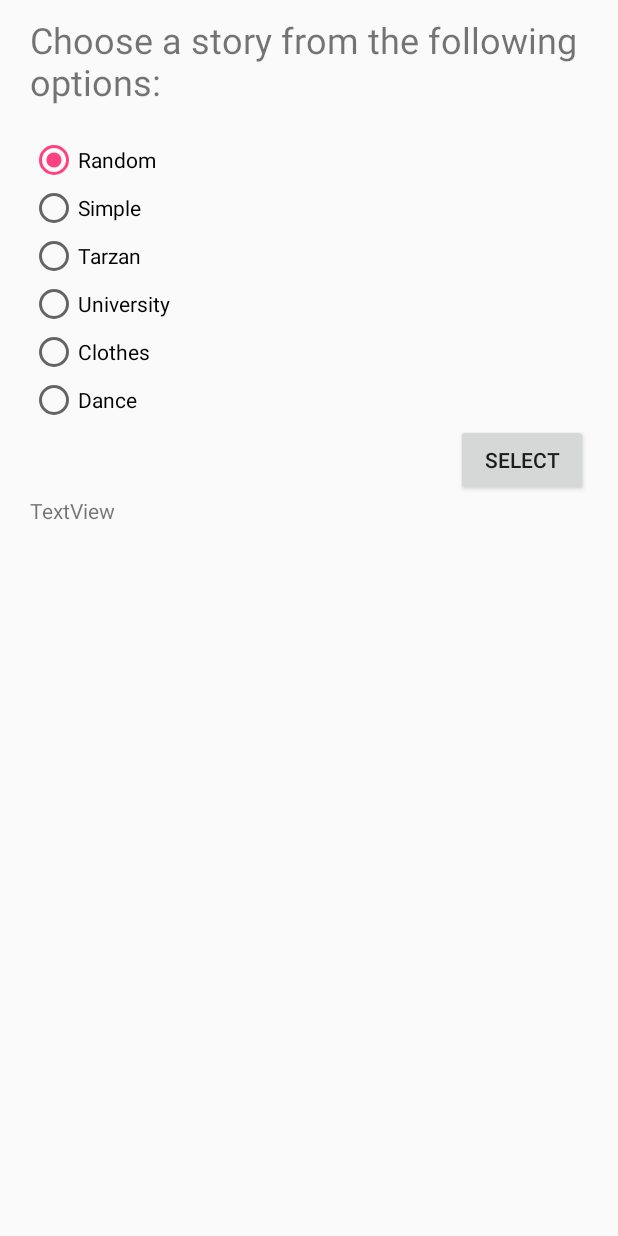
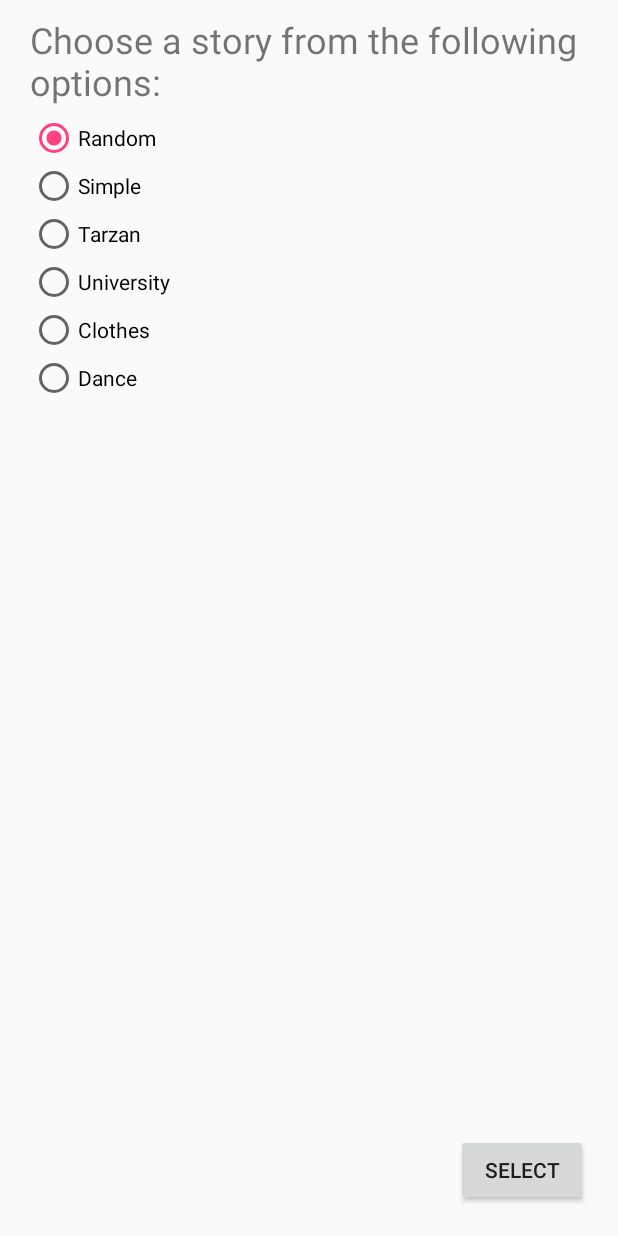
Before and after one commit to Kennitos/kennetbotan-pset2, an Android app: the layout activity_second.xml on its own in the app's theme, with its tools: preview values and no code run, on a phone screen of 412 x 824 dp. Run offline under Robolectric (Android 15) with nearby library versions, the phone set to English and light mode, and no system bars.

Commit message:
button in activity_second in a better location (when in landscape)

```diff
--- a/app/src/main/res/layout/activity_second.xml
+++ b/app/src/main/res/layout/activity_second.xml
@@ -15,63 +15,75 @@
         android:id="@+id/textView"
         android:layout_width="match_parent"
         android:layout_height="wrap_content"
-        android:paddingBottom="20dp"
+        android:paddingBottom="5dp"
         android:text="Choose a story from the following options:"
         android:textSize="24sp" />
 
+    <LinearLayout
+        android:layout_width="match_parent"
+        android:layout_height="match_parent"
+        android:orientation="horizontal">
+
         <RadioGroup
             android:layout_width="match_parent"
-        android:layout_height="wrap_content">
+            android:layout_height="wrap_content"
+            android:layout_weight="1">
 
             <RadioButton
                 android:id="@+id/radioRandom"
                 android:layout_width="match_parent"
                 android:layout_height="wrap_content"
+                android:checked="true"
                 android:onClick="radioChecked"
-            android:text="@string/random"
-            android:checked="true"/>
+                android:text="@string/random" />
 
             <RadioButton
                 android:id="@+id/radioSimple"
                 android:layout_width="match_parent"
                 android:layout_height="wrap_content"
-            android:text="@string/simple"
-            android:onClick="radioChecked" />
+                android:onClick="radioChecked"
+                android:text="@string/simple" />
+
             <RadioButton
                 android:id="@+id/radioTarzan"
                 android:layout_width="match_parent"
                 android:layout_height="wrap_content"
-            android:text="@string/tarzan"
-            android:onClick="radioChecked" />
+                android:onClick="radioChecked"
+                android:text="@string/tarzan" />
+
             <RadioButton
                 android:id="@+id/radioUniversity"
                 android:layout_width="match_parent"
                 android:layout_height="wrap_content"
-            android:text="@string/university"
-            android:onClick="radioChecked" />
+                android:onClick="radioChecked"
+                android:text="@string/university" />
+
             <RadioButton
                 android:id="@+id/radioClothes"
                 android:layout_width="match_parent"
                 android:layout_height="wrap_content"
-            android:text="@string/clothes"
-            android:onClick="radioChecked" />
+                android:onClick="radioChecked"
+                android:text="@string/clothes" />
+
             <RadioButton
                 android:id="@+id/radioDance"
                 android:layout_width="match_parent"
                 android:layout_height="wrap_content"
-            android:text="@string/dance"
-            android:onClick="radioChecked" />
+                android:onClick="radioChecked"
+                android:text="@string/dance" />
         </RadioGroup>
 
         <Button
             android:id="@+id/buttonSelect"
             android:layout_width="wrap_content"
             android:layout_height="wrap_content"
-        android:layout_gravity="right"
+            android:layout_gravity="bottom|right|center_vertical"
             android:onClick="goToThird"
             android:text="@string/select"
             tools:layout_editor_absoluteX="123dp"
             tools:layout_editor_absoluteY="83dp" />
+
+    </LinearLayout>
 
     <TextView
         android:id="@+id/testText"
```
Lines whose indentation alone changed are shown as unchanged.
